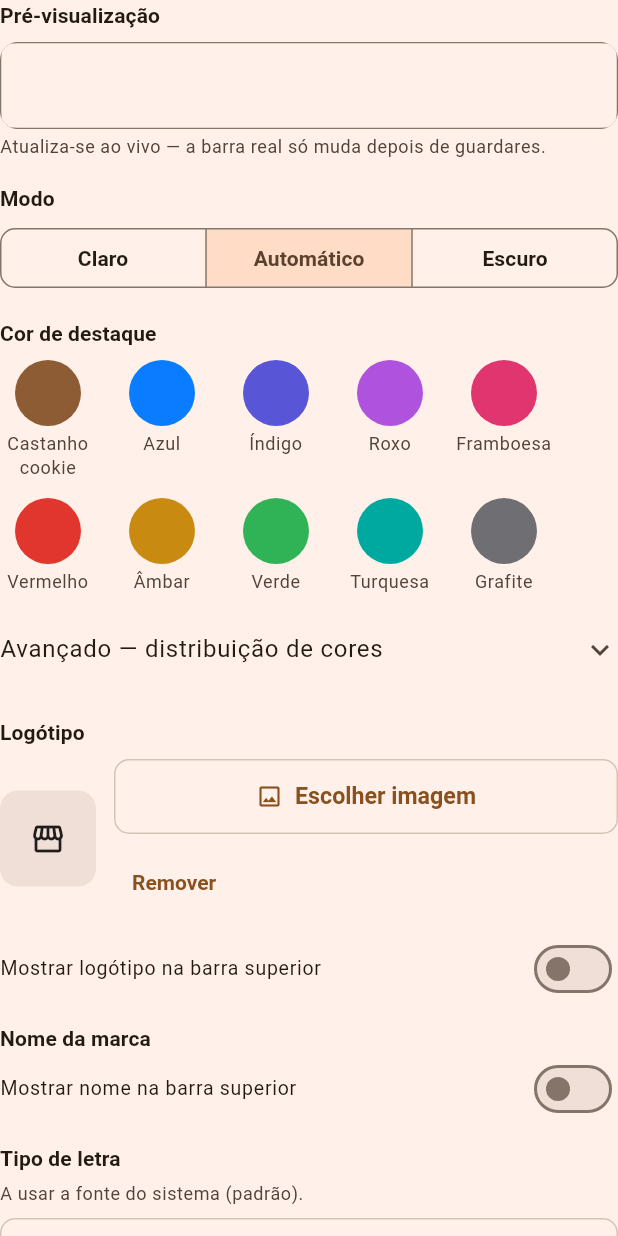
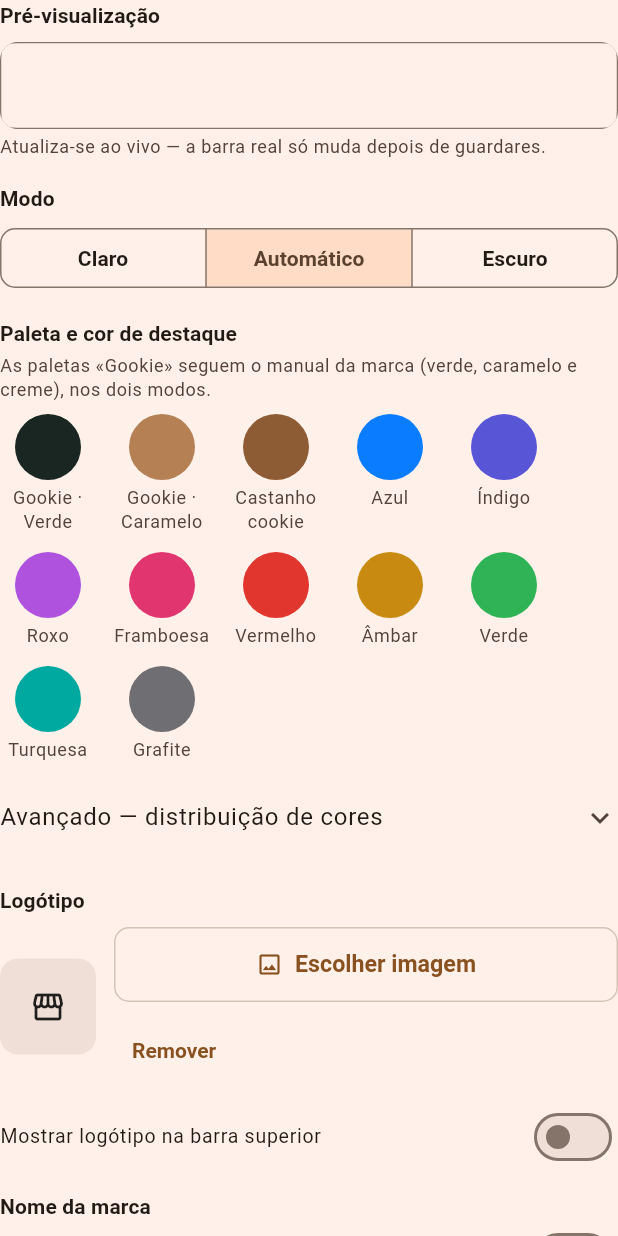
Before and after one commit to MauroJPA/turnkey_app, a Flutter app: the _AparenciaControls widget shown alone on an empty page, opened directly with empty values, on a phone screen of 412 x 824 dp. Run offline on Flutter 3.47's test engine with Material 3 defaults, Android fonts, the phone set to English and light mode, and no system bars; our stand-ins replace csv, file_picker, flutter_riverpod, flutter_secure_storage, freezed_annotation, go_router and 1 more; missing offline and left inert: dart:html, dart:js_interop, qr, super_clipboard; accounts and stored records are empty.

Commit message:
Paletas da marca Gookie (verde, caramelo, creme) escolhíveis em Aparência
Duas paletas completas do manual da marca, claro e escuro, com contraste
de texto >= 4,5:1; escolher uma limpa secundária/fundo/letras personalizadas.

Co-Authored-By: Claude Sonnet 5.5 <noreply@anthropic.com>
Claude-Session: https://claude.ai/code/session_01RTZEZQ1HYqRxW1GxDsn1Y8

```diff
--- a/lib/src/app/theme/app_theme.dart
+++ b/lib/src/app/theme/app_theme.dart
@@ -24,6 +24,8 @@ class AppTheme {
   /// Cores predefinidas para escolher em Configurações → Aparência — a
   /// mesma lógica da roda de cores do iOS/macOS (um tom vivo por linha).
   static const List<({String nome, Color cor})> presets = [
+    (nome: 'Gookie · Verde', cor: gookieVerde),
+    (nome: 'Gookie · Caramelo', cor: gookieCaramelo),
     (nome: 'Castanho cookie', cor: Color(0xFF8D5B34)),
     (nome: 'Azul', cor: Color(0xFF0A7CFF)),
     (nome: 'Índigo', cor: Color(0xFF5856D6)),
@@ -35,6 +37,73 @@ class AppTheme {
     (nome: 'Turquesa', cor: Color(0xFF00A9A0)),
     (nome: 'Grafite', cor: Color(0xFF6E6E73)),
   ];
+
+  /// Paletas completas da marca Gookie (manual da marca, secção IV): verde
+  /// institucional `#192621` (cerca de 70 %), caramelo `#B58054` e creme
+  /// `#FFFBF0` (cerca de 30 %). Escolher uma em Configurações → Aparência grava
+  /// a sua [cor] em `cor_marca` (sem mexer na secundária/fundo/letras) e o
+  /// tema aplica os papéis de cor abaixo, já afinados para os dois modos e com
+  /// contraste legível (texto ≥ 4,5:1).
+  static const Color gookieVerde = Color(0xFF192621);
+  static const Color gookieCaramelo = Color(0xFFB58054);
+  static const Color gookieCreme = Color(0xFFFFFBF0);
+
+  static const List<PaletaMarca> paletasMarca = [
+    PaletaMarca(
+      nome: 'Gookie · Verde',
+      cor: gookieVerde,
+      claro: PapeisCor(
+        primaria: gookieVerde,
+        sobrePrimaria: gookieCreme,
+        secundaria: Color(0xFF8F5E36),
+        sobreSecundaria: gookieCreme,
+        fundo: Color(0xFFF3EDE0),
+        superficie: gookieCreme,
+        texto: gookieVerde,
+      ),
+      escuro: PapeisCor(
+        primaria: Color(0xFFE0B88C),
+        sobrePrimaria: gookieVerde,
+        secundaria: gookieCaramelo,
+        sobreSecundaria: gookieVerde,
+        fundo: gookieVerde,
+        superficie: Color(0xFF22312B),
+        texto: gookieCreme,
+      ),
+    ),
+    PaletaMarca(
+      nome: 'Gookie · Caramelo',
+      cor: gookieCaramelo,
+      claro: PapeisCor(
+        primaria: Color(0xFF8F5E36),
+        sobrePrimaria: gookieCreme,
+        secundaria: gookieVerde,
+        sobreSecundaria: gookieCreme,
+        fundo: gookieCreme,
+        superficie: Colors.white,
+        texto: gookieVerde,
+      ),
+      escuro: PapeisCor(
+        primaria: gookieCaramelo,
+        sobrePrimaria: gookieVerde,
+        secundaria: Color(0xFFE0B88C),
+        sobreSecundaria: gookieVerde,
+        fundo: gookieVerde,
+        superficie: Color(0xFF22312B),
+        texto: gookieCreme,
+      ),
+    ),
+  ];
+
+  /// A paleta da marca que corresponde a esta cor de destaque (ou `null`).
+  static PaletaMarca? paletaMarcaDe(Color? cor) {
+    if (cor == null) return null;
+    final rgb = cor.toARGB32() & 0xFFFFFF;
+    for (final p in paletasMarca) {
+      if ((p.cor.toARGB32() & 0xFFFFFF) == rgb) return p;
+    }
+    return null;
+  }
 
   static ThemeData light(
     Color? brand, {
@@ -94,6 +163,48 @@ class AppTheme {
       seedColor: seedColor,
       brightness: brightness,
     );
+
+    // Paleta fixa da marca (manual da marca): só quando a cor de destaque é
+    // uma das paletas Gookie; a secundária/fundo/letras personalizadas
+    // continuam a mandar por cima, se houver.
+    final paleta = paletaMarcaDe(seedColor);
+    final papeis = paleta == null
+        ? null
+        : (isDark ? paleta.escuro : paleta.claro);
+    if (papeis != null) {
+      scheme = scheme.copyWith(
+        primary: papeis.primaria,
+        onPrimary: papeis.sobrePrimaria,
+        primaryContainer: Color.alphaBlend(
+          papeis.primaria.withValues(alpha: isDark ? 0.30 : 0.14),
+          papeis.superficie,
+        ),
+        onPrimaryContainer: papeis.texto,
+        secondary: papeis.secundaria,
+        onSecondary: papeis.sobreSecundaria,
+        secondaryContainer: Color.alphaBlend(
+          papeis.secundaria.withValues(alpha: isDark ? 0.32 : 0.16),
+          papeis.superficie,
+        ),
+        onSecondaryContainer: papeis.texto,
+        surface: papeis.superficie,
+        onSurface: papeis.texto,
+        onSurfaceVariant: papeis.texto.withValues(alpha: 0.72),
+        surfaceContainerLowest: papeis.superficie,
+        surfaceContainerLow: papeis.fundo,
+        surfaceContainer: papeis.superficie,
+        surfaceContainerHigh: Color.alphaBlend(
+          papeis.texto.withValues(alpha: 0.05),
+          papeis.superficie,
+        ),
+        surfaceContainerHighest: Color.alphaBlend(
+          papeis.texto.withValues(alpha: 0.09),
+          papeis.superficie,
+        ),
+        outline: papeis.texto.withValues(alpha: 0.45),
+        outlineVariant: papeis.texto.withValues(alpha: 0.18),
+      );
+    }
 
     // Distribuição de cores avançada (Configurações → Aparência): a cor de
     // marca continua a gerar a paleta base (M3 `fromSeed`, garante contraste),
@@ -369,3 +480,46 @@ class AppTheme {
     );
   }
 }
+
+
+/// Papéis de cor de uma paleta de marca num modo (claro ou escuro).
+class PapeisCor {
+  const PapeisCor({
+    required this.primaria,
+    required this.sobrePrimaria,
+    required this.secundaria,
+    required this.sobreSecundaria,
+    required this.fundo,
+    required this.superficie,
+    required this.texto,
+  });
+
+  final Color primaria;
+  final Color sobrePrimaria;
+  final Color secundaria;
+  final Color sobreSecundaria;
+
+  /// Fundo da página (atrás dos cartões).
+  final Color fundo;
+
+  /// Cartões, folhas e diálogos.
+  final Color superficie;
+  final Color texto;
+}
+
+/// Paleta completa da marca, escolhível em Configurações → Aparência.
+class PaletaMarca {
+  const PaletaMarca({
+    required this.nome,
+    required this.cor,
+    required this.claro,
+    required this.escuro,
+  });
+
+  final String nome;
+
+  /// Cor de destaque gravada em `cor_marca` — identifica a paleta.
+  final Color cor;
+  final PapeisCor claro;
+  final PapeisCor escuro;
+}
--- a/lib/src/features/settings/presentation/settings_screen.dart
+++ b/lib/src/features/settings/presentation/settings_screen.dart
@@ -305,7 +305,16 @@ class _SettingsScreenState extends ConsumerState<SettingsScreen> {
                 fonteFamilia: _fonteFamilia,
                 temFontePersonalizada: empresa.temFontePersonalizada,
                 onTema: (t) => setState(() => _tema = t),
-                onCor: (hex) => setState(() => _cor.text = hex),
+                onCor: (hex) => setState(() {
+                  _cor.text = hex;
+                  // Paleta da marca: define ela própria secundária, fundo e
+                  // letras — limpa as personalizadas para ela valer por inteiro.
+                  if (AppTheme.paletaMarcaDe(AppTheme.parseHex(hex)) != null) {
+                    _corSec.clear();
+                    _corFundo.clear();
+                    _corTexto.clear();
+                  }
+                }),
                 onLogoVisivel: (v) => setState(() => _logoVisivel = v),
                 onLogoAlinhamento: (a) => setState(() => _logoAlinhamento = a),
                 onLogoTamanho: (v) => setState(() => _logoTamanho = v),
@@ -690,7 +699,13 @@ class _AparenciaControls extends StatelessWidget {
           onSelectionChanged: (s) => onTema(s.first),
         ),
         const SizedBox(height: 16),
-        Text('Cor de destaque', style: Theme.of(context).textTheme.labelLarge),
+        Text('Paleta e cor de destaque',
+            style: Theme.of(context).textTheme.labelLarge),
+        const SizedBox(height: 4),
+        Text(
+          'As paletas «Gookie» seguem o manual da marca (verde, caramelo e creme), nos dois modos.',
+          style: Theme.of(context).textTheme.bodySmall,
+        ),
         const SizedBox(height: 8),
         Wrap(
           spacing: 12,
```
Also changed, not shown: 1 other file.
